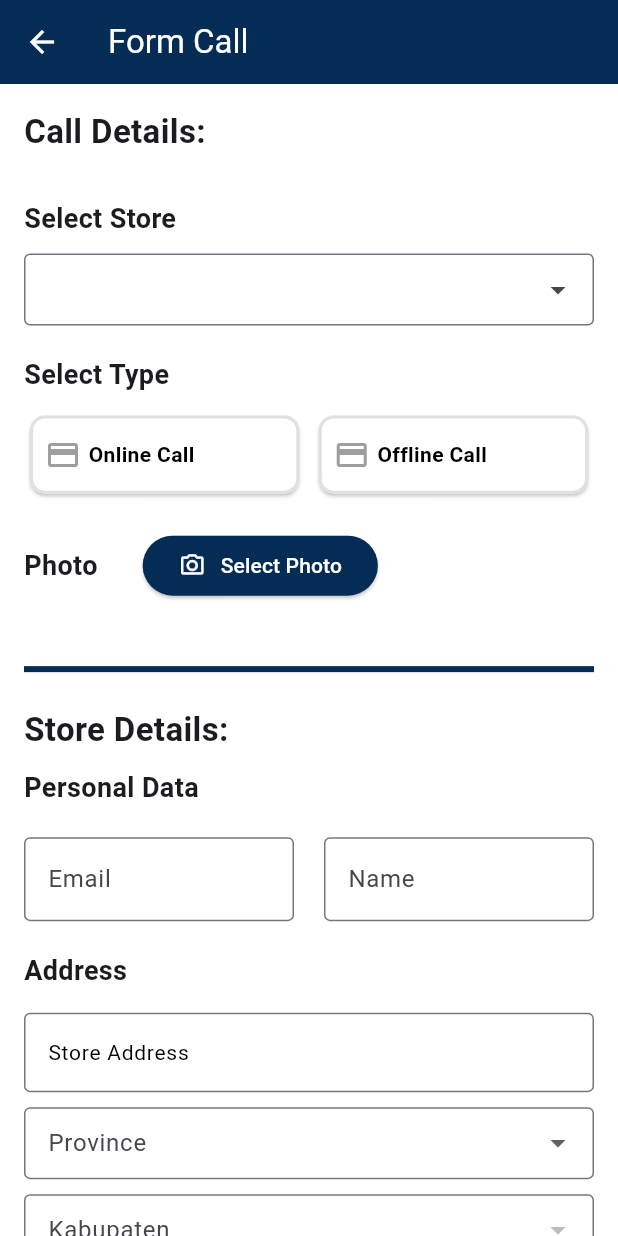
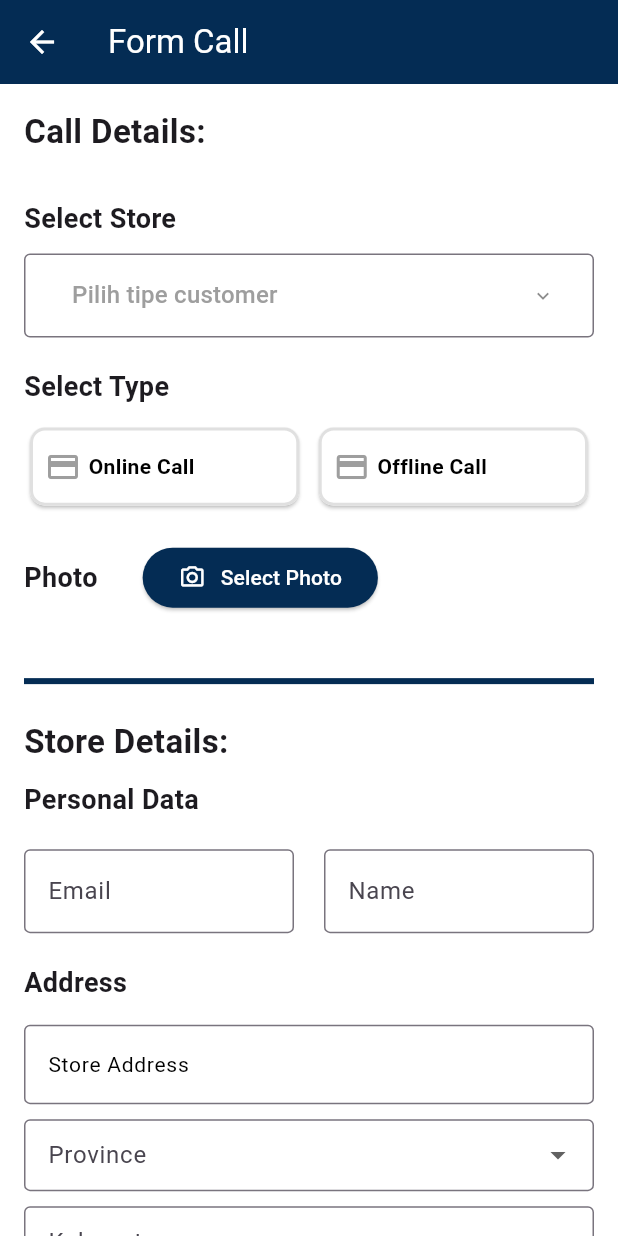
Before and after one commit to ditormented/auctus_flying, a Flutter app: the FormCall screen opened directly with empty values, on a phone screen of 412 x 824 dp. Run offline on Flutter 3.47's test engine with Material 3 defaults, Android fonts, the light colour scheme and no system bars; drawn by our look-alikes of dropdown_search; our stand-ins replace cloud_firestore, dropdown_button2, firebase_auth, firebase_core, firebase_storage, image_picker; missing offline and left inert: staggered_grid_view_flutter; accounts and stored records are empty.

Commit message:
tambah fitur search toko

```diff
--- a/lib/views/salesman/form_call.dart
+++ b/lib/views/salesman/form_call.dart
@@ -4,6 +4,7 @@ import 'package:auctus_call/utilities/colors.dart';
 import 'package:auctus_call/views/salesman/cart_screen.dart';
 import 'package:auctus_call/views/salesman/main_catalog_screen.dart';
 import 'package:auctus_call/views/salesman/rejected_screen.dart';
+import 'package:dropdown_button2/dropdown_button2.dart';
 import 'package:firebase_storage/firebase_storage.dart';
 import 'package:flutter/material.dart';
 import 'package:cloud_firestore/cloud_firestore.dart';
@@ -38,6 +39,7 @@ class _FormCallState extends State<FormCall> {
   TextEditingController addressController = TextEditingController();
   TextEditingController picNameController = TextEditingController();
   TextEditingController picContactController = TextEditingController();
+  TextEditingController searchStoreController = TextEditingController();
 
   PlanType? selectedPlan;
   CallResult? selectedCall;
@@ -224,18 +226,108 @@ class _FormCallState extends State<FormCall> {
                 ),
               ),
               const SizedBox(height: 10),
-              DropdownSearch<StoreObject>(
-                items: listStore,
-                itemAsString: (StoreObject? u) => u?.storeName ?? '',
+              DropdownButtonFormField2<StoreObject>(
+                isExpanded: false,
+                decoration: const InputDecoration(border: OutlineInputBorder()),
+                dropdownSearchData: DropdownSearchData(
+                  searchController: searchStoreController,
+                  searchInnerWidgetHeight: 50,
+                  searchInnerWidget: Container(
+                    height: 50,
+                    padding: const EdgeInsets.only(
+                      top: 8,
+                      bottom: 4,
+                      right: 8,
+                      left: 8,
+                    ),
+                    child: TextFormField(
+                      expands: true,
+                      maxLines: null,
+                      controller: searchStoreController,
+                      decoration: const InputDecoration(
+                        isDense: true,
+                        contentPadding: EdgeInsets.symmetric(
+                          horizontal: 10,
+                          vertical: 8,
+                        ),
+                        hintText: 'Cari nama customer',
+                        border: OutlineInputBorder(),
+                      ),
+                    ),
+                  ),
+                  searchMatchFn: (item, searchValue) {
+                    return (item.value?.storeName ?? "")
+                        .toLowerCase()
+                        .toString()
+                        .contains(searchValue.toLowerCase());
+                  },
+                ),
+                // inputDecoration(context,
+                //     contentPadding:
+                //         EdgeInsets.symmetric(vertical: 1.8.h, horizontal: 0)),
+                hint: Text(
+                  "Pilih tipe customer",
+                  style: TextStyle(color: Colors.grey.shade500),
+                ),
+                // style: primaryTextStyle1(),
+                value: selectedStore,
+                items: listStore
+                    .map(
+                      (e) => DropdownMenuItem<StoreObject>(
+                        value: e,
+                        child: Text(
+                          e.storeName,
+                          // style: primaryTextStyle1(),
+                        ),
+                      ),
+                    )
+                    .toList(),
+                validator: (value) {
+                  if (value == null) {
+                    return 'Silihkan pilih salah satu toko';
+                  }
+                  return null;
+                },
                 onChanged: (value) {
-                  setState(() {
-                    selectedStore = value;
-                    print(selectedStore!.storeId);
-                    fetchStoreDetails(value!.storeName);
-                    print(value.storeName.runtimeType);
-                  });
+                  // controller.tipeCustomerSelect.value = value;
+                  // controller.resetOption(value ?? "");
                 },
+                buttonStyleData: const ButtonStyleData(
+                  padding: EdgeInsets.only(right: 10),
+                ),
+                iconStyleData: const IconStyleData(
+                  icon: Icon(
+                    Icons.keyboard_arrow_down_outlined,
+                    color: Colors.black45,
+                  ),
+                  iconSize: 16,
+                ),
+                dropdownStyleData: DropdownStyleData(
+                  maxHeight: MediaQuery.of(context).size.height * 0.4,
+                  decoration: BoxDecoration(
+                    borderRadius: BorderRadius.circular(12),
+                  ),
+                ),
+                menuItemStyleData: const MenuItemStyleData(
+                  padding: EdgeInsets.symmetric(horizontal: 16),
+                ),
               ),
+              // DropdownSearch<StoreObject>(
+
+              //   filterFn: (listStore, string) {
+              //     listStore.storeName;
+              //   },
+              //   items: listStore,
+              //   itemAsString: (StoreObject? u) => u?.storeName ?? '',
+              //   onChanged: (value) {
+              //     setState(() {
+              //       selectedStore = value;
+              //       print(selectedStore!.storeId);
+              //       fetchStoreDetails(value!.storeName);
+              //       print(value.storeName.runtimeType);
+              //     });
+              //   },
+              // ),
               const SizedBox(height: 20),
               const Text(
                 'Select Type',
--- a/pubspec.yaml
+++ b/pubspec.yaml
@@ -45,6 +45,7 @@ dependencies:
   staggered_grid_view_flutter: ^0.0.4
   flutter_staggered_grid_view: ^0.6.1
   dropdown_search: ^5.0.6
+  dropdown_button2: ^2.3.9
 
 dev_dependencies:
   flutter_test:
```
Also changed, not shown: pubspec.lock.
